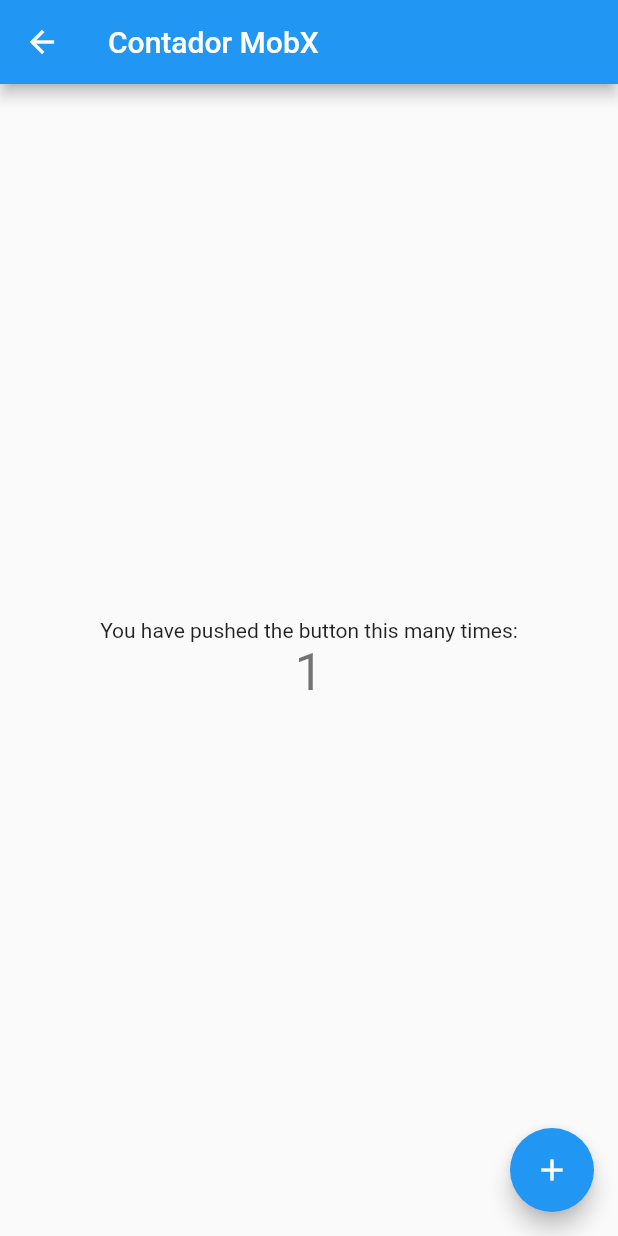
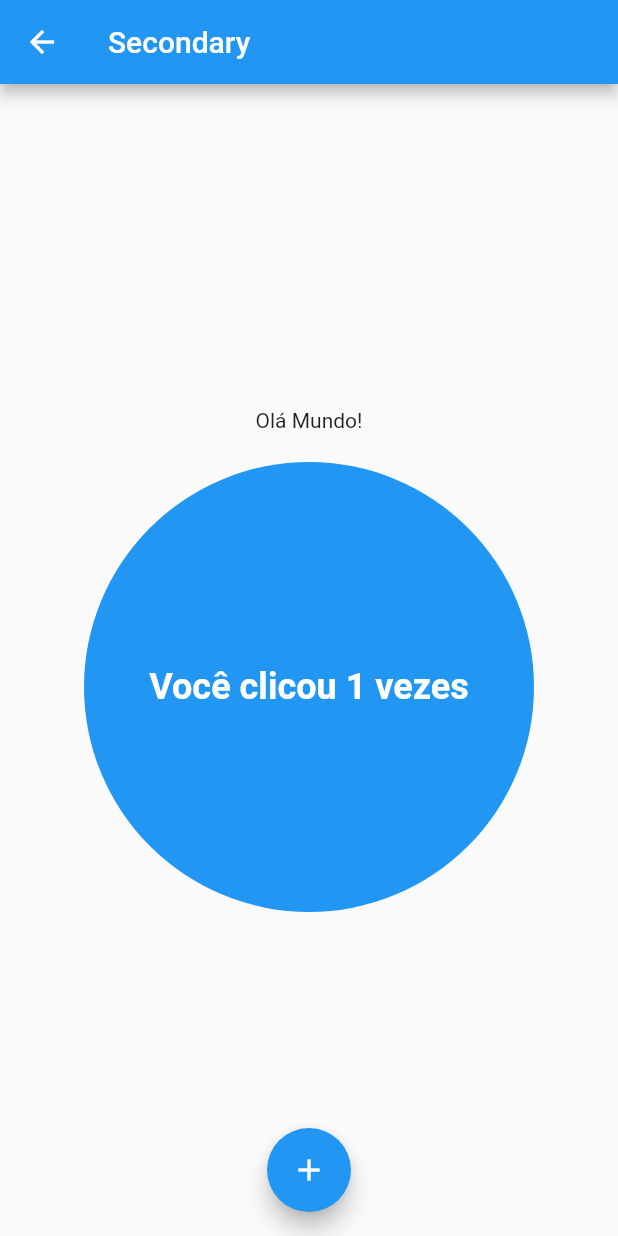
Before and after one commit to jeanmmlima/IMD0509-flutter, a Flutter app: the SecondaryCounter screen opened by its route, after a tap on the "add" icon, on a phone screen of 412 x 824 dp. Run offline on Flutter 3.47's test engine with Material 2 defaults, Android fonts, the phone set to English and light mode, and no system bars; our stand-ins replace flutter_mobx, mobx; missing offline and left inert: dart:ffi; generated files the repository leaves out were written again.

Commit message:
mobx exemplo

```diff
--- a/f7_smobx/lib/screens/MainCounter.dart
+++ b/f7_smobx/lib/screens/MainCounter.dart
@@ -4,44 +4,54 @@
 import 'package:provider/provider.dart';
 
 class MainCounter extends StatelessWidget {
+  Widget getCounter(int c) {
+    return Center(
+        child: Text(
+      'Você clicou ${c} vezes',
+      style: TextStyle(
+        fontSize: 24,
+        fontWeight: FontWeight.bold,
+        color: Colors.white,
+      ),
+    ));
+  }
+
   @override
   Widget build(BuildContext context) {
     final counter = Provider.of<Counter>(context);
 
     return Scaffold(
-      appBar: AppBar(
-        title: Text('Contador MobX'),
-      ),
+      appBar: AppBar(title: Text('Main')),
       body: Center(
         child: Column(
           mainAxisAlignment: MainAxisAlignment.center,
           children: <Widget>[
-            const Text(
-              'You have pushed the button this many times:',
-            ),
-            Observer(
-              builder: (_) => Text(
-                '${counter.contador}',
-                style: Theme.of(context).textTheme.headline4,
-              ),
-            ),
+            ElevatedButton(
+                onPressed: () {
+                  Navigator.of(context).pushNamed('/secondary');
+                },
+                child: Text('Segunda tela')),
+            Text('Olá Mundo!'),
             SizedBox(
               height: 20,
             ),
-            ElevatedButton(
-              onPressed: () {
-                Navigator.of(context).pushNamed('/secondary');
-              },
-              child: Text('Proxima tela'),
-            )
+            GestureDetector(
+              onTap: counter.increment,
+              child: Container(
+                  height: 300,
+                  width: 300,
+                  decoration:
+                      BoxDecoration(color: Colors.blue, shape: BoxShape.circle),
+                  child: Observer(builder: (_) => getCounter(counter.count))),
+            ),
           ],
         ),
       ),
       floatingActionButton: FloatingActionButton(
-        onPressed: counter.incrementar,
-        tooltip: 'Increment',
-        child: const Icon(Icons.add),
-      ), // This trailing comma makes auto-formatting nicer for build methods.
+        onPressed: counter.increment,
+        child: Icon(Icons.add),
+      ),
+      floatingActionButtonLocation: FloatingActionButtonLocation.centerFloat,
     );
   }
 }
--- a/f7_smobx/lib/screens/SecondaryCounter.dart
+++ b/f7_smobx/lib/screens/SecondaryCounter.dart
@@ -4,35 +4,49 @@
 import 'package:provider/provider.dart';
 
 class SecondaryCounter extends StatelessWidget {
+  Widget getCounter(int c) {
+    return Center(
+        child: Text(
+      'Você clicou ${c} vezes',
+      style: TextStyle(
+        fontSize: 24,
+        fontWeight: FontWeight.bold,
+        color: Colors.white,
+      ),
+    ));
+  }
+
   @override
   Widget build(BuildContext context) {
     final counter = Provider.of<Counter>(context);
 
     return Scaffold(
-      appBar: AppBar(
-        title: Text('Contador MobX'),
-      ),
+      appBar: AppBar(title: Text('Secondary')),
       body: Center(
         child: Column(
           mainAxisAlignment: MainAxisAlignment.center,
           children: <Widget>[
-            const Text(
-              'You have pushed the button this many times:',
+            Text('Olá Mundo!'),
+            SizedBox(
+              height: 20,
             ),
-            Observer(
-              builder: (_) => Text(
-                '${counter.contador}',
-                style: Theme.of(context).textTheme.headline4,
-              ),
+            GestureDetector(
+              onTap: counter.increment,
+              child: Container(
+                  height: 300,
+                  width: 300,
+                  decoration:
+                      BoxDecoration(color: Colors.blue, shape: BoxShape.circle),
+                  child: Observer(builder: (_) => getCounter(counter.count))),
             ),
           ],
         ),
       ),
       floatingActionButton: FloatingActionButton(
-        onPressed: counter.incrementar,
-        tooltip: 'Increment',
-        child: const Icon(Icons.add),
-      ), // This trailing comma makes auto-formatting nicer for build methods.
+        onPressed: counter.increment,
+        child: Icon(Icons.add),
+      ),
+      floatingActionButtonLocation: FloatingActionButtonLocation.centerFloat,
     );
   }
 }
--- a/f7_smobx/lib/store/counter.store.dart
+++ b/f7_smobx/lib/store/counter.store.dart
@@ -6,12 +6,10 @@
 
 abstract class _Counter with Store {
   @observable
-  int contador = 0;
+  int count = 0;
 
   @action
-  incrementar() {
-    contador++;
+  increment() {
+    count++;
   }
-
-  int get getCount => contador;
 }
```
Also changed, not shown: f7_smobx/lib/main.dart (+9 -23 lines), f7_smobx/lib/store/counter.store.g.dart, 1 other file.
